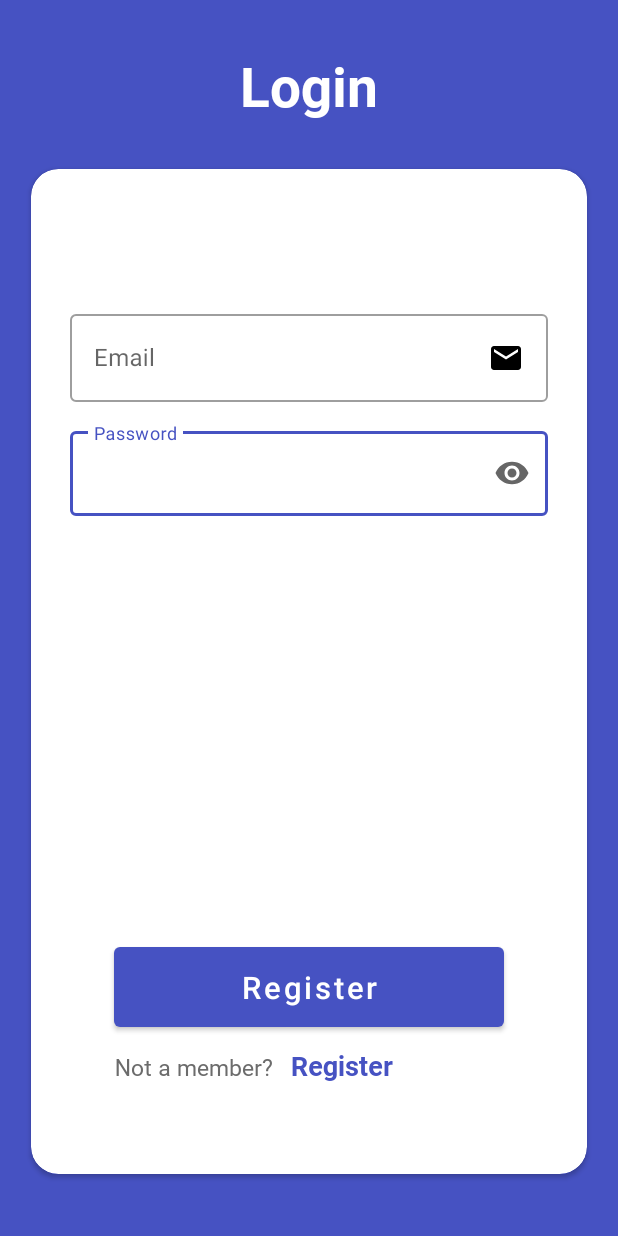
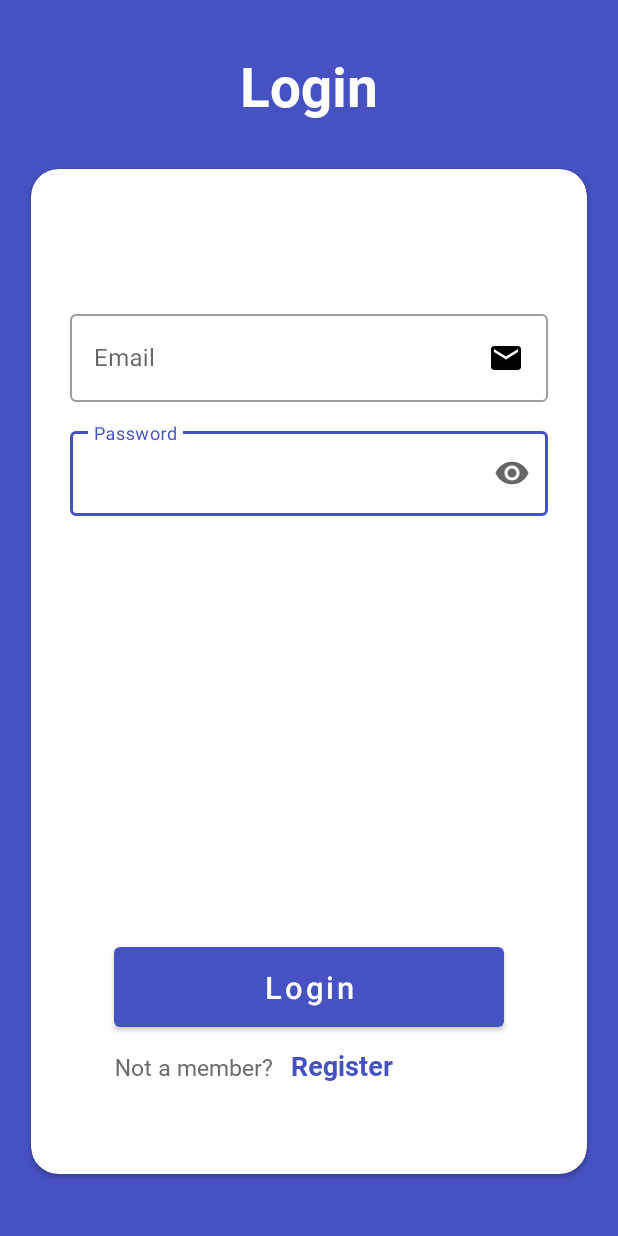
Before and after one commit to SeifEldinMohamed/EcommerceApp, an Android app: the fragment LoginFragment shown on its own in the app's theme, on a phone screen of 412 x 824 dp. Run offline under Robolectric (Android 15) with nearby library versions, the phone set to English and light mode, and no system bars; our stand-ins replace sdp/ssp sizes.

Commit message:
Update Project Structure

```diff
--- a/app/src/main/java/com/seif/ecommerceapp/ui/LoginFragment.kt
+++ b/app/src/main/java/com/seif/ecommerceapp/ui/LoginFragment.kt
@@ -1,21 +1,34 @@
 package com.seif.ecommerceapp.ui
 
+import android.content.Intent
 import android.os.Bundle
 import androidx.fragment.app.Fragment
 import android.view.LayoutInflater
 import android.view.View
 import android.view.ViewGroup
+import com.seif.ecommerceapp.HomeActivity
 import com.seif.ecommerceapp.R
+import com.seif.ecommerceapp.databinding.FragmentLoginBinding
 
 
 class LoginFragment : Fragment() {
-
+lateinit var binding:FragmentLoginBinding
     override fun onCreateView(
         inflater: LayoutInflater, container: ViewGroup?,
         savedInstanceState: Bundle?
-    ): View? {
+    ): View {
         // Inflate the layout for this fragment
-        return inflater.inflate(R.layout.fragment_login, container, false)
+        binding = FragmentLoginBinding.inflate(inflater, container, false)
+        return binding.root
     }
 
+    override fun onViewCreated(view: View, savedInstanceState: Bundle?) {
+        super.onViewCreated(view, savedInstanceState)
+
+        binding.btnLogin.setOnClickListener {
+            startActivity(Intent(requireContext(), HomeActivity::class.java))
+            requireActivity().finish()
+        }
+
+    }
 }
--- a/app/src/main/res/layout/fragment_login.xml
+++ b/app/src/main/res/layout/fragment_login.xml
@@ -25,13 +25,13 @@
             android:layout_height="match_parent">
 
             <com.google.android.material.button.MaterialButton
-                android:id="@+id/btn_register"
+                android:id="@+id/btn_login"
                 android:layout_width="@dimen/_200sdp"
                 android:layout_height="@dimen/_50sdp"
                 android:layout_marginStart="@dimen/_20sdp"
                 android:layout_marginEnd="@dimen/_20sdp"
                 android:layout_marginBottom="92dp"
-                android:text="@string/register"
+                android:text="@string/login"
                 android:textAllCaps="false"
                 android:textSize="@dimen/_16ssp"
                 app:layout_constraintBottom_toBottomOf="parent"
@@ -104,7 +104,7 @@
                 android:textColor="@color/dark_gray"
                 android:textSize="@dimen/_12ssp"
                 app:layout_constraintStart_toStartOf="parent"
-                app:layout_constraintTop_toBottomOf="@+id/btn_register" />
+                app:layout_constraintTop_toBottomOf="@+id/btn_login" />
 
             <TextView
                 android:id="@+id/tv_login"
@@ -121,7 +121,7 @@
                 android:textSize="@dimen/_14ssp"
                 app:layout_constraintBottom_toBottomOf="@+id/textView4"
                 app:layout_constraintStart_toEndOf="@+id/textView4"
-                app:layout_constraintTop_toBottomOf="@+id/btn_register"
+                app:layout_constraintTop_toBottomOf="@+id/btn_login"
                 tools:ignore="TouchTargetSizeCheck" />
 
         </androidx.constraintlayout.widget.ConstraintLayout>
--- a/app/src/main/res/values/strings.xml
+++ b/app/src/main/res/values/strings.xml
@@ -10,4 +10,5 @@
     <string name="already_have_an_account">Already have an Account?</string>
     <string name="not_a_member">Not a member?</string>
     <string name="login">Login</string>
+    <string name="hello_username">Hello UserName</string>
 </resources>
--- a/app/src/main/res/values/themes.xml
+++ b/app/src/main/res/values/themes.xml
@@ -10,4 +10,15 @@
         <item name="android:windowLightStatusBar">true</item>
 
     </style>
+
+    <style name="Theme.Start" parent="Theme.MaterialComponents.Light.NoActionBar">
+        <!-- Primary brand color. -->
+        <item name="colorPrimary">@color/blue</item>
+        <item name="colorPrimaryVariant">@color/blue</item>
+
+        <!-- Status bar color. -->
+        <item name="android:statusBarColor" >?attr/colorPrimaryVariant</item>
+        <item name="android:windowLightStatusBar">false</item>
+
+    </style>
 </resources>
```
Also changed, not shown: app/src/main/AndroidManifest.xml (+10 -5 lines), app/src/main/java/com/seif/ecommerceapp/HomeActivity.kt (added, +19 -0 lines), app/src/main/java/com/seif/ecommerceapp/StartActivity.kt (renamed from app/src/main/java/com/seif/ecommerceapp/MainActivity.kt, +4 -4 lines), app/src/main/java/com/seif/ecommerceapp/ui/RegistrationFragment.kt (+16 -3 lines), app/src/main/res/layout/activity_home.xml (renamed from app/src/main/res/layout/activity_main.xml, +4 -6 lines), app/src/main/res/layout/activity_start.xml (added, +23 -0 lines), app/src/main/res/layout/fragment_home.xml (+35 -4 lines), app/src/main/res/navigation/nav_graph.xml (+2 -52 lines).
